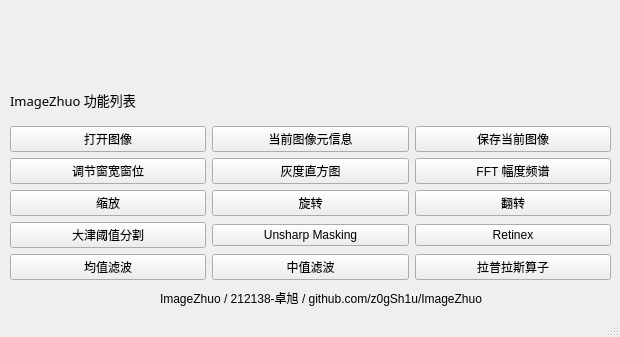
This is ui/MainWindow.ui in z0gSh1u/ImageZhuo as Qt 5 draws it before an edit. The edited form follows.
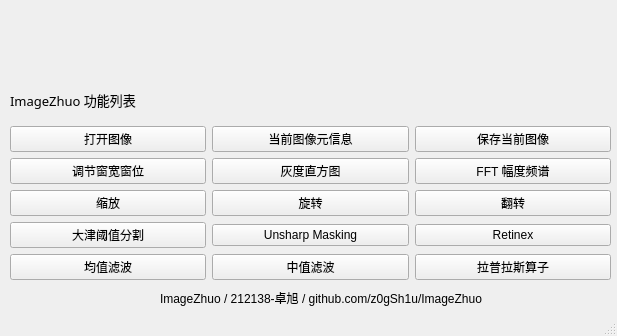
This is the edited form. Icons and pictures are not drawn.

```diff
--- a/ui/MainWindow.ui
+++ b/ui/MainWindow.ui
@@ -6,8 +6,8 @@
    <rect>
     <x>0</x>
     <y>0</y>
-    <width>620</width>
-    <height>337</height>
+    <width>617</width>
+    <height>336</height>
    </rect>
   </property>
   <property name="windowTitle">
```
Left out of the diff: 18 changed lines with no effect on the pictures.
